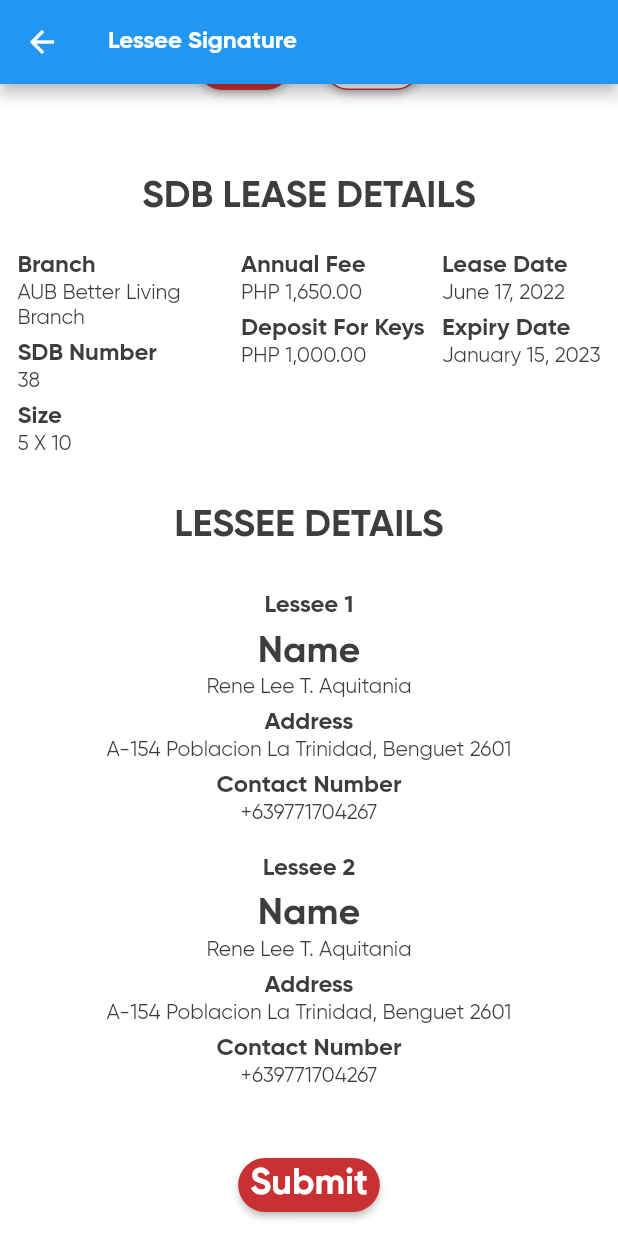
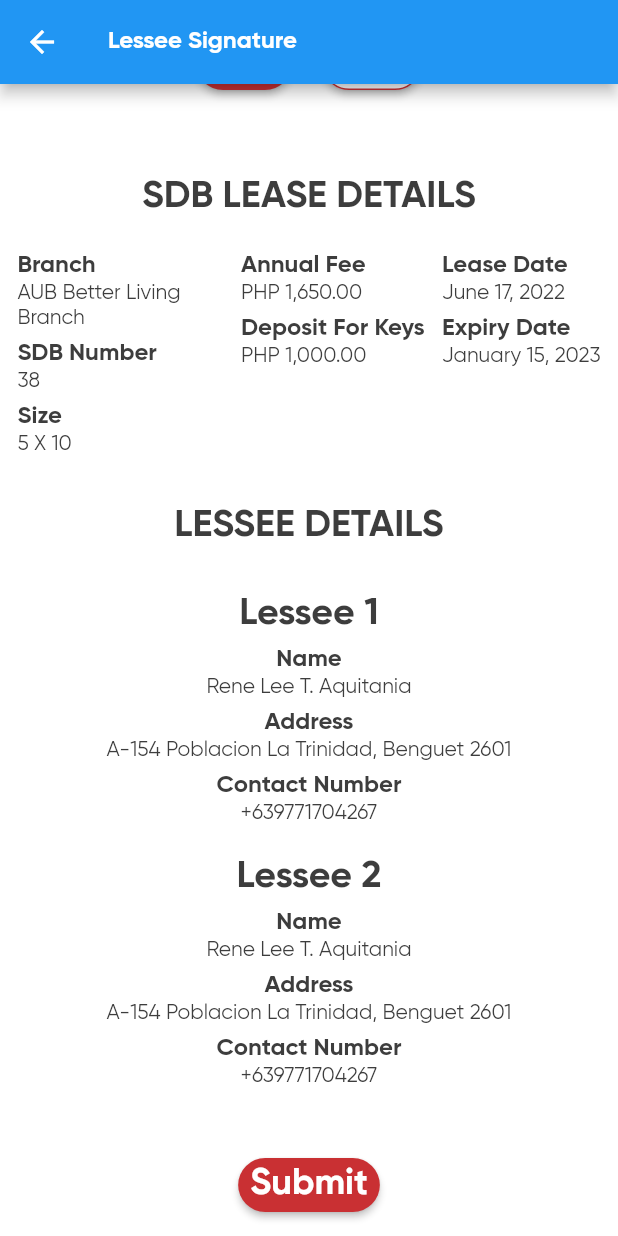
Before and after one commit to ReneDenshoAUB/sdbapp, a Flutter app: the LesseeSignatureScreen screen opened by its route, scrolled down 528 dp, on a phone screen of 412 x 824 dp. Run offline on Flutter 3.47's test engine with Material 2 defaults, Android fonts, the light colour scheme and no system bars; our stand-ins replace firebase_core, signature; accounts and stored records are empty.

Commit message:
Fixed minor bug in SigScreen

```diff
--- a/lib/form/leasescreen3.dart
+++ b/lib/form/leasescreen3.dart
@@ -293,12 +293,12 @@ class _LesseeSignatureScreenState extends State<LesseeSignatureScreen> {
                   children: [
                     Text(
                       'Lessee 1',
-                      style: Theme.of(context).textTheme.headline6,
+                      style: Theme.of(context).textTheme.headline5,
                     ),
                     const SizedBox(height: 5),
                     Text(
                       'Name',
-                      style: Theme.of(context).textTheme.headline5,
+                      style: Theme.of(context).textTheme.headline6,
                     ),
                     Text(
                       'Rene Lee T. Aquitania',
@@ -331,12 +331,12 @@ class _LesseeSignatureScreenState extends State<LesseeSignatureScreen> {
                   children: [
                     Text(
                       'Lessee 2',
-                      style: Theme.of(context).textTheme.headline6,
+                      style: Theme.of(context).textTheme.headline5,
                     ),
                     const SizedBox(height: 5),
                     Text(
                       'Name',
-                      style: Theme.of(context).textTheme.headline5,
+                      style: Theme.of(context).textTheme.headline6,
                     ),
                     Text(
                       'Rene Lee T. Aquitania',
```
